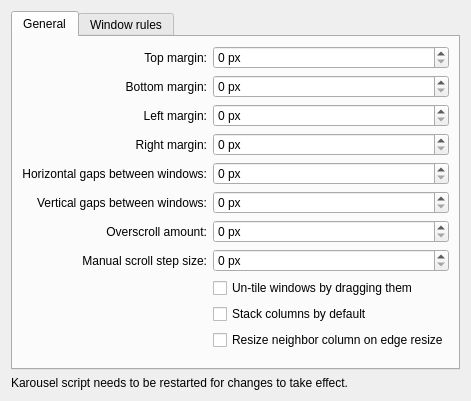
The window that package/contents/ui/config.ui (peterfajdiga/karousel) describes before a commit, drawn with Qt 5.
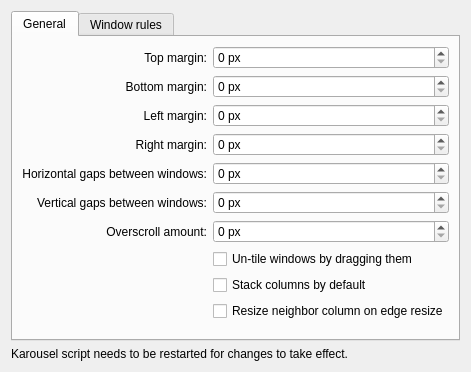
The same window after the commit.

Commit message: remove actions `gridScrollLeft` and `gridScrollRight`

Patch:
```diff
--- a/package/contents/ui/config.ui
+++ b/package/contents/ui/config.ui
@@ -184,31 +184,7 @@
                                 </widget>
                             </item>
 
-                            <item row="7" column="0">
-                                <widget class="QLabel" name="label_manualScrollStep">
-                                    <property name="text">
-                                        <string>Manual scroll step size:</string>
-                                    </property>
-                                    <property name="alignment">
-                                        <set>Qt::AlignRight|Qt::AlignTrailing|Qt::AlignVCenter</set>
-                                    </property>
-                                </widget>
-                            </item>
                             <item row="7" column="1">
-                                <widget class="QSpinBox" name="kcfg_manualScrollStep">
-                                    <property name="suffix">
-                                        <string> px</string>
-                                    </property>
-                                    <property name="maximum">
-                                        <number>999</number>
-                                    </property>
-                                    <property name="value">
-                                        <number>0</number>
-                                    </property>
-                                </widget>
-                            </item>
-
-                            <item row="8" column="1">
                                 <widget class="QCheckBox" name="kcfg_untileOnDrag">
                                     <property name="text">
                                         <string>Un-tile windows by dragging them</string>
@@ -216,7 +192,7 @@
                                 </widget>
                             </item>
 
-                            <item row="9" column="1">
+                            <item row="8" column="1">
                                 <widget class="QCheckBox" name="kcfg_stackColumnsByDefault">
                                     <property name="text">
                                         <string>Stack columns by default</string>
@@ -224,7 +200,7 @@
                                 </widget>
                             </item>
 
-                            <item row="10" column="1">
+                            <item row="9" column="1">
                                 <widget class="QCheckBox" name="kcfg_resizeNeighborColumn">
                                     <property name="text">
                                         <string>Resize neighbor column on edge resize</string>
@@ -232,7 +208,7 @@
                                 </widget>
                             </item>
 
-                            <item row="11" column="0" colspan="2">
+                            <item row="10" column="0" colspan="2">
                                 <spacer name="bottomSpacer_tab_general">
                                     <property name="orientation">
                                         <enum>Qt::Vertical</enum>
```
The commit also changes 4 other files.
